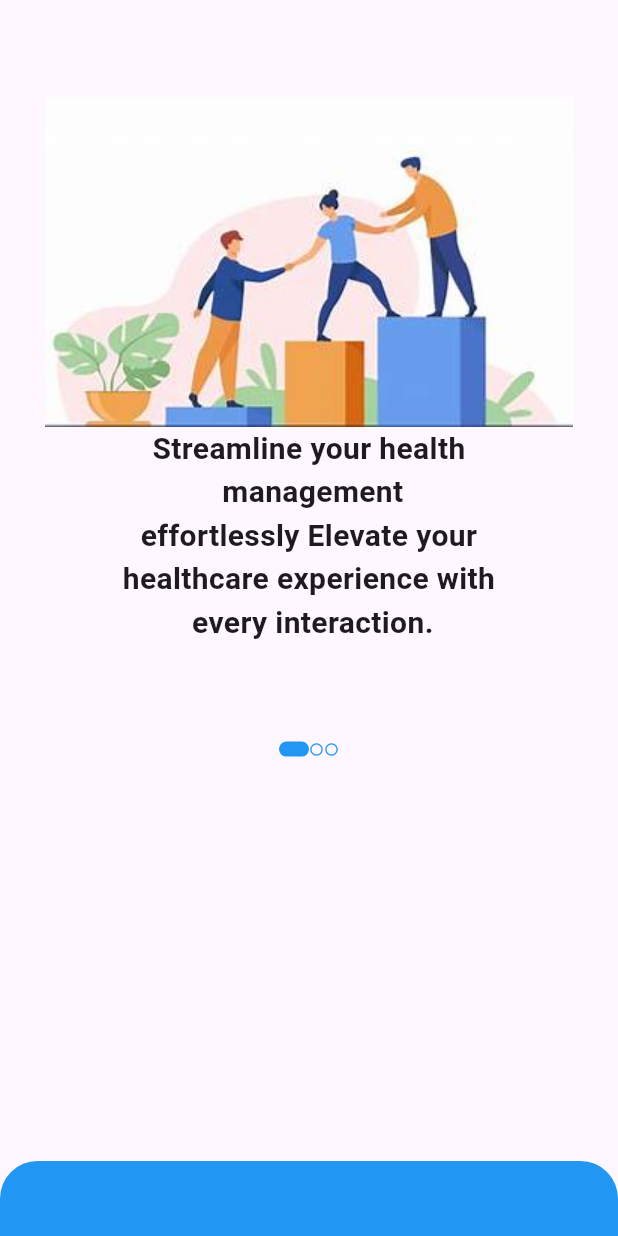
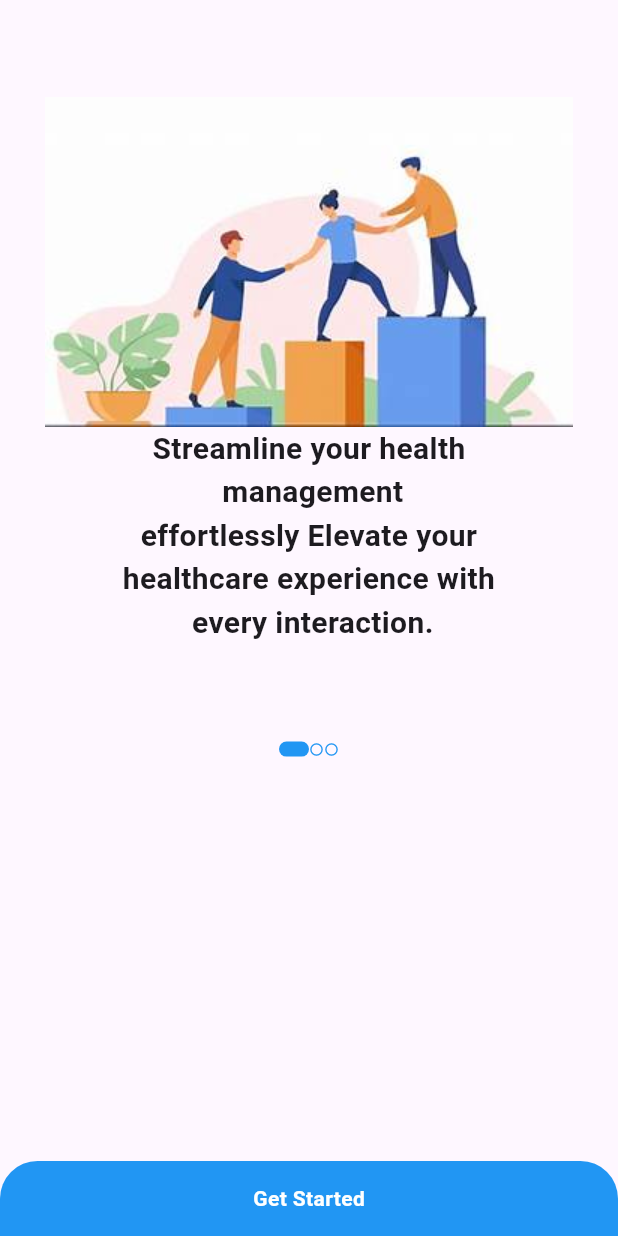
Before and after one commit to aminrazakhan07/getx-practice, a Flutter app: the screen it shows after launch, on a phone screen of 412 x 824 dp. Run offline on Flutter 3.47's test engine with Material 3 defaults, Android fonts, the phone set to English and light mode, and no system bars; our stand-ins replace get, get_storage.

Commit message:
containt size

```diff
--- a/lib/Medical App/Onboadring/homeBoard.dart
+++ b/lib/Medical App/Onboadring/homeBoard.dart
@@ -46,7 +46,12 @@ class _OnboardringState extends State<Onboardring> {
           pageIndecator(currentPage),
         ],
       ),
-      bottomNavigationBar: Container(
+      bottomNavigationBar: InkWell(
+        onTap: () {
+          print('GEt Started');
+        },
+        child: Container(
+          alignment: Alignment.center,
           height: 50,
           width: double.infinity,
           decoration: BoxDecoration(
@@ -56,6 +61,14 @@ class _OnboardringState extends State<Onboardring> {
               topRight: Radius.circular(25),
             ),
           ),
+          child: Text(
+            'Get Started',
+            style: TextStyle(
+              color: Colors.white,
+              fontWeight: FontWeight.bold,
+            ),
+          ),
+        ),
       ),
     );
   }
```
Lines whose indentation alone changed are shown as unchanged.
